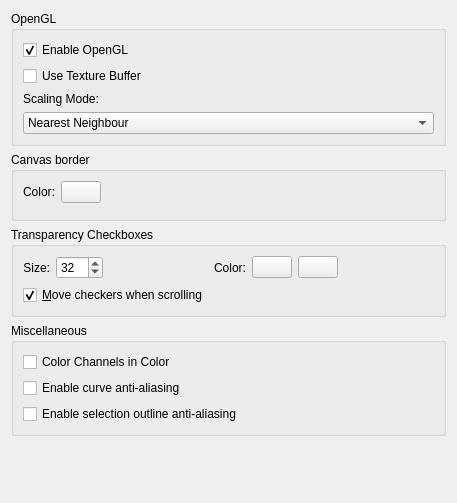
This is krita/ui/forms/wdgdisplaysettings.ui in KDE/krita as Qt 5 draws it before an edit. The edited form follows.
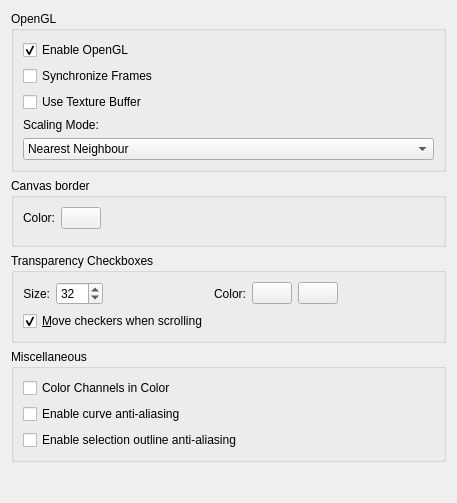
This is the edited form. Custom widgets are drawn as their Qt base class.

What changed in the file:
```diff
--- a/krita/ui/forms/wdgdisplaysettings.ui
+++ b/krita/ui/forms/wdgdisplaysettings.ui
@@ -197,7 +197,14 @@
       <string>OpenGL</string>
      </property>
      <layout class="QGridLayout">
-      <item row="2" column="0">
+      <item row="4" column="0">
+       <widget class="QLabel" name="label">
+        <property name="text">
+         <string>Scaling Mode:</string>
+        </property>
+       </widget>
+      </item>
+      <item row="3" column="0">
        <widget class="QCheckBox" name="chkUseTextureBuffer">
         <property name="toolTip">
          <string>&lt;html&gt;&lt;head/&gt;&lt;body&gt;&lt;p&gt;Use Texture Buffering. This can be faster on some GPU/Driver combinations (like Intel) or broken on some others (like AMD/Radeon).&lt;/p&gt;&lt;/body&gt;&lt;/html&gt;</string>
@@ -217,7 +224,7 @@
         </property>
        </widget>
       </item>
-      <item row="4" column="0">
+      <item row="5" column="0">
        <widget class="QComboBox" name="cmbFilterMode">
         <property name="currentIndex">
          <number>0</number>
@@ -244,10 +251,13 @@
         </item>
        </widget>
       </item>
-      <item row="3" column="0">
-       <widget class="QLabel" name="label">
+      <item row="1" column="0">
+       <widget class="QCheckBox" name="chkUseFenceSync">
+        <property name="toolTip">
+         <string>Depending on the GPU and driver, may improve or worsen performance.</string>
+        </property>
         <property name="text">
-         <string>Scaling Mode:</string>
+         <string>Synchronize Frames</string>
         </property>
        </widget>
       </item>
```
